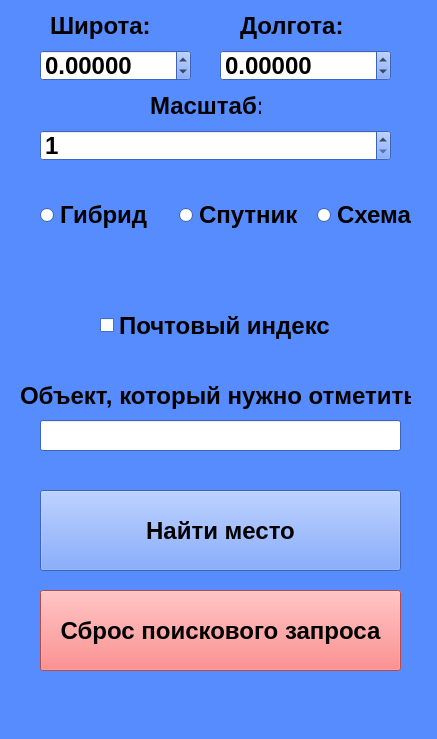
NekrasovTaras/OrskNekrasov, file QTmain.ui: the form before one commit.
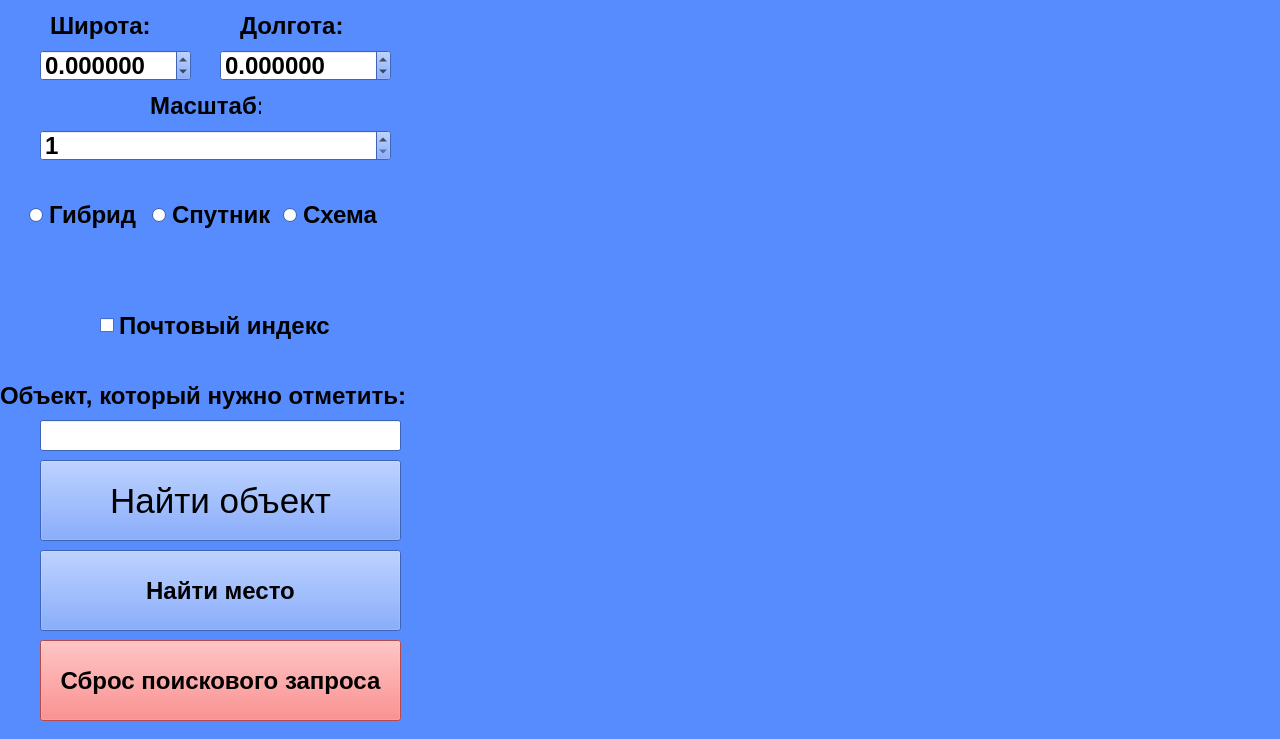
The form after the commit.

Commit message: Переделал все на QT

Diff of the .ui file:
```diff
--- a/QTmain.ui
+++ b/QTmain.ui
@@ -6,10 +6,16 @@
    <rect>
     <x>0</x>
     <y>0</y>
-    <width>437</width>
+    <width>1280</width>
     <height>739</height>
    </rect>
   </property>
+  <property name="minimumSize">
+   <size>
+    <width>1280</width>
+    <height>739</height>
+   </size>
+  </property>
   <property name="maximumSize">
    <size>
     <width>1289</width>
@@ -502,7 +508,7 @@
     <property name="geometry">
      <rect>
       <x>40</x>
-      <y>490</y>
+      <y>550</y>
       <width>361</width>
       <height>81</height>
      </rect>
@@ -553,9 +559,9 @@
    <widget class="QLabel" name="label_2">
     <property name="geometry">
      <rect>
-      <x>20</x>
+      <x>0</x>
       <y>380</y>
-      <width>391</width>
+      <width>441</width>
       <height>31</height>
      </rect>
     </property>
@@ -566,9 +572,9 @@
    <widget class="QWidget" name="horizontalLayoutWidget">
     <property name="geometry">
      <rect>
-      <x>40</x>
+      <x>29</x>
       <y>190</y>
-      <width>410</width>
+      <width>371</width>
       <height>51</height>
      </rect>
     </property>
@@ -619,7 +625,7 @@
      </rect>
     </property>
     <property name="decimals">
-     <number>5</number>
+     <number>6</number>
     </property>
     <property name="minimum">
      <double>-90.000000000000000</double>
@@ -641,7 +647,7 @@
      </rect>
     </property>
     <property name="decimals">
-     <number>5</number>
+     <number>6</number>
     </property>
     <property name="minimum">
      <double>-180.000000000000000</double>
@@ -679,7 +685,7 @@
     <property name="geometry">
      <rect>
       <x>40</x>
-      <y>590</y>
+      <y>640</y>
       <width>361</width>
       <height>81</height>
      </rect>
@@ -691,6 +697,39 @@
      <string>Сброс поискового запроса</string>
     </property>
    </widget>
+   <widget class="QLabel" name="photo_label">
+    <property name="geometry">
+     <rect>
+      <x>526</x>
+      <y>12</y>
+      <width>741</width>
+      <height>721</height>
+     </rect>
+    </property>
+    <property name="text">
+     <string/>
+    </property>
+   </widget>
+   <widget class="QPushButton" name="button_find_object">
+    <property name="geometry">
+     <rect>
+      <x>40</x>
+      <y>460</y>
+      <width>361</width>
+      <height>81</height>
+     </rect>
+    </property>
+    <property name="font">
+     <font>
+      <pointsize>26</pointsize>
+      <weight>50</weight>
+      <bold>false</bold>
+     </font>
+    </property>
+    <property name="text">
+     <string>Найти объект</string>
+    </property>
+   </widget>
   </widget>
  </widget>
  <resources/>
```
Left out of the diff: 15 changed lines with no effect on the pictures. The commit also changes 1 other file.
